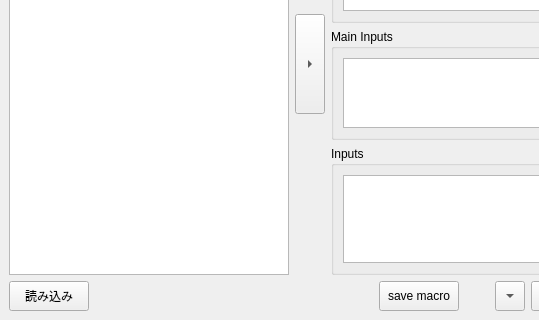
Qt form app/fusion/python/rs_fusion/tool/make_macro/make_macro.ui (nakano000/Resolve_Script) before a commit; both pictures show x 0 to 539 and y 174 to 494 of the 620 by 494 pixel window.
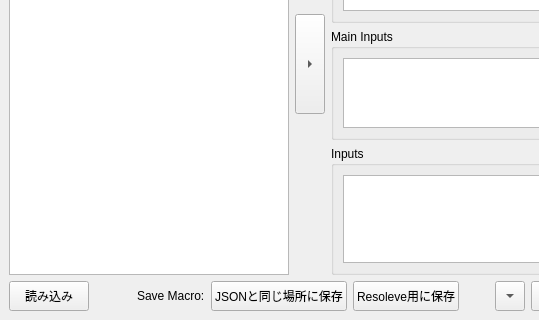
The same form after that commit. Custom widgets are drawn as their Qt base class.

Commit message: FileのOpen Saveを一般的な形式に

Diff of the .ui file:
```diff
--- a/app/fusion/python/rs_fusion/tool/make_macro/make_macro.ui
+++ b/app/fusion/python/rs_fusion/tool/make_macro/make_macro.ui
@@ -146,6 +146,26 @@
         </property>
        </spacer>
       </item>
+      <item>
+       <widget class="QLabel" name="label_2">
+        <property name="text">
+         <string>Save Macro:</string>
+        </property>
+       </widget>
+      </item>
+      <item>
+       <widget class="QPushButton" name="saveMacroFromJSONButton">
+        <property name="minimumSize">
+         <size>
+          <width>80</width>
+          <height>30</height>
+         </size>
+        </property>
+        <property name="text">
+         <string>JSONと同じ場所に保存</string>
+        </property>
+       </widget>
+      </item>
       <item>
        <widget class="QPushButton" name="saveMacroButton">
         <property name="minimumSize">
@@ -155,7 +175,7 @@
          </size>
         </property>
         <property name="text">
-         <string>save macro</string>
+         <string>Resoleve用に保存</string>
         </property>
        </widget>
       </item>
```
Left out of the diff: 9 changed lines with no effect on the pictures. The commit also changes 2 other files.
